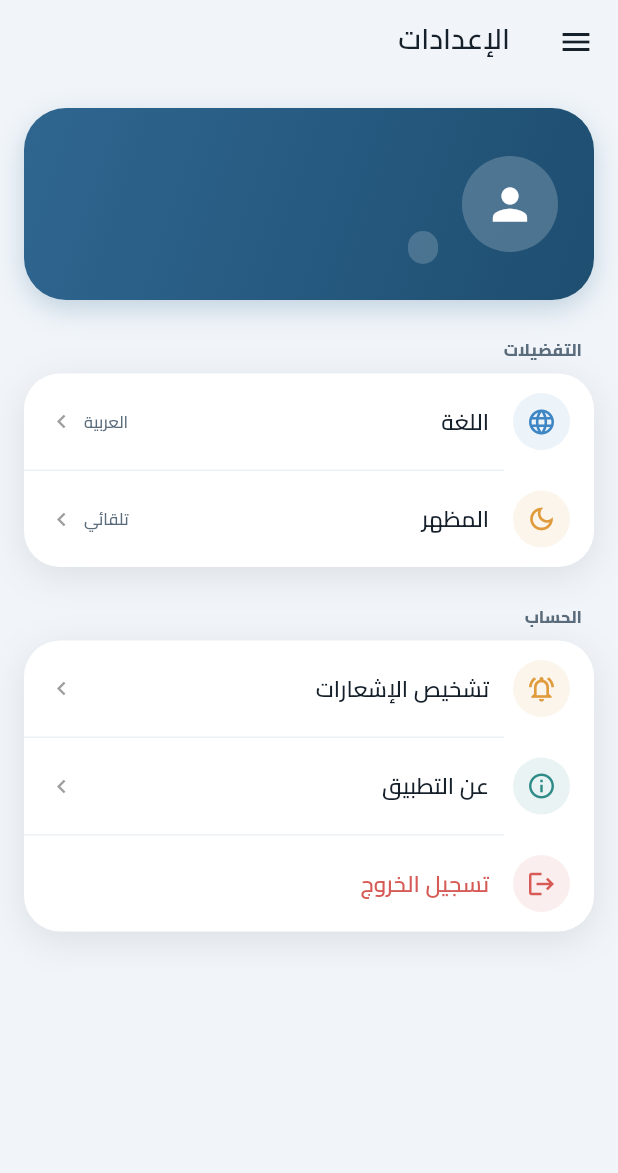
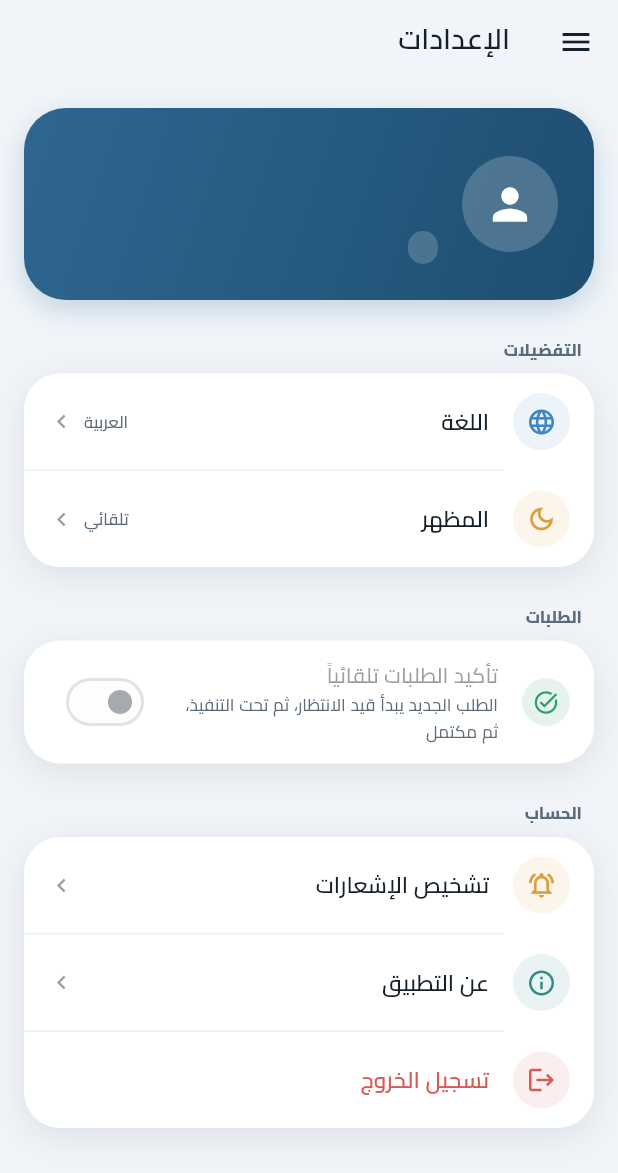
Before and after one commit to AhmedSharkawy1/ASN, a Flutter app: the SettingsScreen screen opened by its route, on a phone screen of 412 x 824 dp. Shown: the top 1173 px of the screen. Run offline on Flutter 3.47's test engine with Material 3 defaults, Android fonts, the phone set to English and light mode, and no system bars; our stand-ins replace cached_network_image, connectivity_plus, dio, fl_chart, flutter_local_notifications, flutter_riverpod and 9 more; missing offline and left inert: flutter_foreground_task, realtime_client; accounts and stored records are empty; statements that could not run were skipped.

Commit message:
feat(alerts): give orders their own chime, and stop it playing twice
A distinctive ascending three-note chime plus a long-short-long vibration, so
staff recognise an order without looking at the screen. The tone is generated
into res/raw and named in keep.xml -- the resource shrinker strips anything
only referenced by name from Dart, which is what silently broke the
notification icon before. Verified present in the built APK with aapt2.

The chime needed a new channel id: Android freezes a channel's sound and
vibration on first creation and ignores later edits, so keeping the old id
would have left every existing install on the default tone. The old channel is
deleted on startup so the system settings don't show a second, silent "New
Orders" entry. All three creation sites now share one definition.

While fixing that, the alert turned out to fire twice whenever the app was
open: the background service keeps running in the foreground, so both it and
the in-app listener raised the same order. A shared notification id kept it to
one card, but the sound played twice -- and with a custom tone that stutter is
obvious. The service now stays quiet while the UI is resumed and takes over
the moment the app is backgrounded or killed. It defaults to alerting if the
flag can't be read: a duplicate chime beats a missed order.

Also surfaces the restaurant's auto-approve setting in the app, which until now
only existed in the web dashboard. On, a website order is booked completed and
counted in the reports immediately; off, it arrives pending and staff walk it
through pending -> preparing -> ready -> completed. It writes to the restaurant
row, not the device, so two phones can't disagree about how orders are booked.

Co-Authored-By: Claude Opus 5 <noreply@anthropic.com>

```diff
--- a/asn_app/lib/core/services/order_alert_builder.dart
+++ b/asn_app/lib/core/services/order_alert_builder.dart
@@ -1,4 +1,5 @@
 import 'dart:convert';
+import 'dart:typed_data';
 import 'dart:ui';
 
 import 'package:flutter_local_notifications/flutter_local_notifications.dart';
@@ -7,10 +8,38 @@ import 'package:flutter_local_notifications/flutter_local_notifications.dart';
 /// exact same rich order alert: number, items, customer name + phone, total,
 /// and a "call the customer" action button.
 class OrderAlert {
-  static const String channelId = 'orders_channel';
-  static const String channelName = 'New Orders';
+  /// Android freezes a channel's sound and vibration the first time it is
+  /// created and ignores later edits, so giving orders their own chime needs a
+  /// new channel id. [legacyChannelId] is deleted on startup to keep one entry
+  /// in the system notification settings.
+  static const String channelId = 'orders_channel_v2';
+  static const String legacyChannelId = 'orders_channel';
+  static const String channelName = 'طلبات جديدة';
+  static const String channelDescription = 'نغمة واهتزاز مميزان لكل طلب جديد';
   static const String callActionId = 'call_customer';
   static const String openActionId = 'open_order';
+
+  /// Bundled chime, distinct from the phone's normal notification tone so
+  /// staff recognise an order without looking at the screen.
+  static const AndroidNotificationSound sound =
+      RawResourceAndroidNotificationSound('order_alert');
+
+  /// Long-short-long: reads as urgent through an apron pocket.
+  static final Int64List vibrationPattern =
+      Int64List.fromList([0, 400, 180, 400, 180, 700]);
+
+  /// The one definition of the orders channel, shared by the in-app listener,
+  /// the background isolate and the diagnostics screen so they cannot drift.
+  static AndroidNotificationChannel channel() => AndroidNotificationChannel(
+        channelId,
+        channelName,
+        description: channelDescription,
+        importance: Importance.max,
+        playSound: true,
+        sound: sound,
+        enableVibration: true,
+        vibrationPattern: vibrationPattern,
+      );
 
   final int id;
   final String title;
@@ -63,11 +92,13 @@ class OrderAlert {
     final android = AndroidNotificationDetails(
       channelId,
       channelName,
-      channelDescription: 'Notifications for new incoming orders',
+      channelDescription: channelDescription,
       importance: Importance.max,
       priority: Priority.high,
       playSound: true,
+      sound: sound,
       enableVibration: true,
+      vibrationPattern: vibrationPattern,
       color: const Color(0xFF0D9488),
       colorized: true,
       ticker: 'طلب جديد #$orderNumber',
--- a/asn_app/lib/features/settings/presentation/screens/settings_screen.dart
+++ b/asn_app/lib/features/settings/presentation/screens/settings_screen.dart
@@ -8,7 +8,9 @@ import 'package:asn_app/core/theme/app_colors.dart';
 import 'package:asn_app/core/theme/app_spacing.dart';
 import 'package:asn_app/core/theme/theme_provider.dart';
 import 'package:asn_app/shared/presentation/widgets/app_navigation_drawer.dart';
+import 'package:asn_app/shared/presentation/widgets/app_snackbar.dart';
 import 'package:asn_app/features/auth/presentation/providers/auth_provider.dart';
+import 'package:asn_app/features/settings/presentation/providers/order_settings_provider.dart';
 
 class SettingsScreen extends ConsumerWidget {
   const SettingsScreen({super.key});
@@ -202,6 +204,11 @@ class SettingsScreen extends ConsumerWidget {
           ),
           AppSpacing.heightLg,
 
+          // Orders
+          const _SectionLabel(text: 'الطلبات'),
+          const _SettingsGroup(children: [_AutoApproveTile()]),
+          AppSpacing.heightLg,
+
           // Account
           _SectionLabel(text: l10n.account),
           _SettingsGroup(
@@ -285,6 +292,69 @@ class SettingsScreen extends ConsumerWidget {
       title: Text(label, style: TextStyle(fontWeight: selected ? FontWeight.w800 : FontWeight.w500)),
       trailing: selected ? const Icon(Icons.check_circle, color: AppColors.tealPrimary) : null,
       onTap: onTap,
+    );
+  }
+}
+
+/// Auto-approve incoming website orders.
+///
+/// The setting lives on the restaurant, so flipping it here changes the web
+/// dashboard too — the two must never disagree about how an order is booked.
+class _AutoApproveTile extends ConsumerWidget {
+  const _AutoApproveTile();
+
+  @override
+  Widget build(BuildContext context, WidgetRef ref) {
+    final asyncSettings = ref.watch(orderSettingsProvider);
+    final settings = asyncSettings.value;
+    final on = settings?.autoApproveWebsiteOrders ?? false;
+
+    return SwitchListTile(
+      value: on,
+      // No value yet (loading, or the read failed): flipping it would write a
+      // guess over the real setting.
+      onChanged: settings == null
+          ? null
+          : (value) async {
+              try {
+                await ref.read(orderSettingsProvider.notifier).setAutoApprove(value);
+                if (context.mounted) {
+                  showAppSnackBar(
+                    context,
+                    value
+                        ? 'الطلبات الجديدة ستُسجَّل مكتملة تلقائياً'
+                        : 'الطلبات الجديدة ستحتاج تأكيدك',
+                    type: AppSnackBarType.success,
+                  );
+                }
+              } catch (e) {
+                if (context.mounted) {
+                  showAppSnackBar(context, '$e', type: AppSnackBarType.error);
+                }
+              }
+            },
+      secondary: CircleAvatar(
+        radius: 16,
+        backgroundColor: AppColors.success.withValues(alpha: 0.12),
+        child: const Icon(Icons.task_alt, size: 18, color: AppColors.success),
+      ),
+      title: const Text(
+        'تأكيد الطلبات تلقائياً',
+        style: TextStyle(fontSize: 14, fontWeight: FontWeight.w600),
+      ),
+      subtitle: Text(
+        asyncSettings.hasError
+            ? 'تعذّر قراءة الإعداد — اسحب لأسفل للمحاولة مرة أخرى'
+            : on
+                ? 'الطلب الجديد يُسجَّل مكتملاً ويُحسب في التقارير فوراً'
+                : 'الطلب الجديد يبدأ قيد الانتظار، ثم تحت التنفيذ، ثم مكتمل',
+        style: TextStyle(
+          fontSize: 11.5,
+          color: asyncSettings.hasError
+              ? AppColors.error
+              : Theme.of(context).colorScheme.onSurfaceVariant,
+        ),
+      ),
     );
   }
 }
```
Also changed, not shown: asn_app/lib/app.dart (+19 -1 lines), asn_app/lib/core/services/background_order_service.dart (+41 -9 lines), asn_app/lib/core/services/order_notification_service.dart (+14 -12 lines), asn_app/lib/features/settings/presentation/providers/order_settings_provider.dart (added, +95 -0 lines), asn_app/lib/features/settings/presentation/screens/notification_diagnostics_screen.dart (+2 -8 lines), 3 other files.
